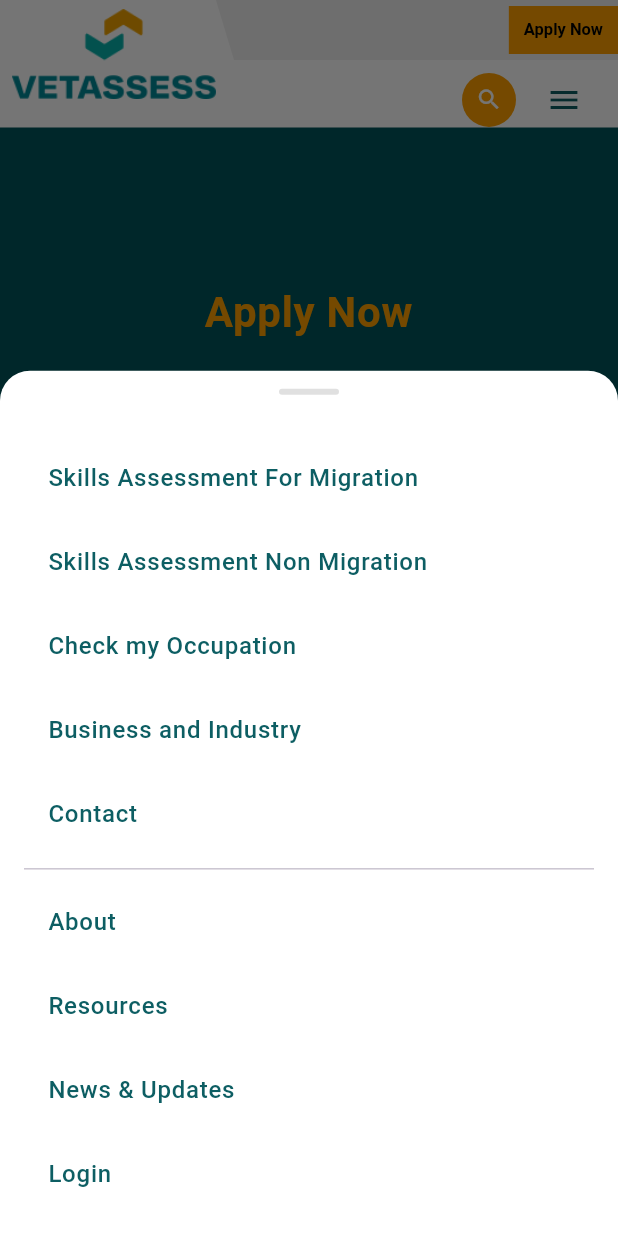
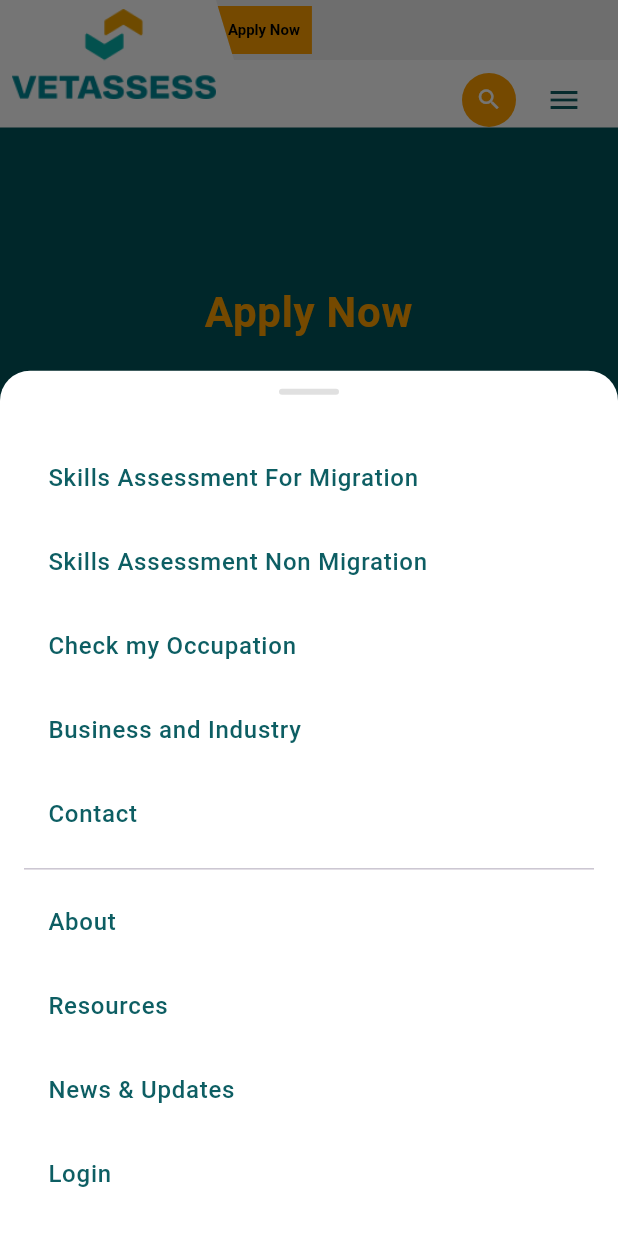
Before and after one commit to santosh81066/vetassess, a Flutter app: the ApplyNowScreen screen opened by its route, after a tap on the "menu" icon, on a phone screen of 412 x 824 dp. Run offline on Flutter 3.47's test engine with Material 3 defaults, Android fonts, the phone set to English and light mode, and no system bars; our stand-ins replace carousel_slider, dio, file_picker, flutter_riverpod, flutter_svg, font_awesome_flutter and 3 more; accounts and stored records are empty; network calls fail.

Commit message:
updated files in responsive type and api

```diff
--- a/lib/screens/applioptions.dart
+++ b/lib/screens/applioptions.dart
@@ -55,7 +55,7 @@
                 //     builder: (context) => TertiaryEducationForm(),
                 //   ),
                 // );
-                      context.go('/tertiary_education_form');
+                      context.go('/vetassess_upload');
               },
               color: const Color(0xFF006257),
               context: context,
--- a/lib/screens/apply_screen.dart
+++ b/lib/screens/apply_screen.dart
@@ -211,10 +211,10 @@
     return Column(
       children: [
         // Logo image without container
-        Image.asset(
+        SvgPicture.asset(
           'assets/images/icon-logo_3.svg',
-          width: 64,
-          height: 64,
+          width: 34,
+          height: 34,
           fit: BoxFit.contain,
         ),
         const SizedBox(height: 16),
--- a/lib/widgets/header.dart
+++ b/lib/widgets/header.dart
@@ -250,8 +250,9 @@
     bool isMobile,
     double topBarHeight,
   ) {
-    return Row(
-      mainAxisAlignment: MainAxisAlignment.end,
+    return Flexible(
+      child: Row(
+       // mainAxisAlignment: MainAxisAlignment.end,
         children: [
           // Flexible spacer
           if (isDesktop || isTablet) Expanded(flex: 2, child: Container()),
@@ -270,11 +271,11 @@
 
             // Desktop-only links
             if (isDesktop) ...[
-            const _TopLink(text: "About"),
+              _TopLink(text: "About",onTap: () => context.go('/maintenance'),),
+              SizedBox(width: 24),
+               _TopLink(text: "Resources",onTap: () => context.go('/maintenance'),),
               const SizedBox(width: 24),
-            const _TopLink(text: "Resources"),
-            const SizedBox(width: 24),
-            const _TopLink(text: "News & Updates"),
+               _TopLink(text: "News & Updates",onTap: () => context.go('/maintenance'),),
               const SizedBox(width: 24),
             ],
 
@@ -290,7 +291,8 @@
           ],
 
           // Apply Now Button with responsive sizing
-        Container(
+          Flexible(
+            child: Container(
               height: topBarHeight * 0.8,
               child: ElevatedButton(
                 onPressed: () {
@@ -304,9 +306,9 @@
                   padding: EdgeInsets.symmetric(
                     horizontal: ResponsiveUtils.getResponsiveValue(
                       context: context,
-                  mobile: 10.0,
-                  tablet: 12.0,
-                  desktop: 14.0,
+                      mobile: 8.0,
+                      tablet: 10.0,
+                      desktop: 12.0,
                     ),
                     vertical: 0,
                   ),
@@ -314,9 +316,9 @@
                     fontWeight: FontWeight.w600,
                     fontSize: ResponsiveUtils.getResponsiveValue(
                       context: context,
-                  mobile: 11.0,
-                  tablet: 12.0,
-                  desktop: 14.0,
+                      mobile: 10.0,
+                      tablet: 11.0,
+                      desktop: 13.0,
                     ),
                   ),
                   shape: const RoundedRectangleBorder(
@@ -329,7 +331,9 @@
                 ),
               ),
             ),
+          ),
         ],
+      ),
     );
   }
 
@@ -504,7 +508,7 @@
                 _NavItem(
                   title: "Contact",
                   fontSize: fontSize,
-                  onTap: () => context.go('/admin_users'),
+                 // onTap: () => context.go('/admin_users'),
                 ),
                 SizedBox(width: sideMargin),
 
@@ -620,9 +624,9 @@
                 _buildMobileMenuItem("Business and Industry"),
                 _buildMobileMenuItem("Contact"),
                 const Divider(),
-                _buildMobileMenuItem("About"),
-                _buildMobileMenuItem("Resources"),
-                _buildMobileMenuItem("News & Updates"),
+                 _buildMobileMenuItem("About", onTap: () => context.go('/maintenance')),
+                _buildMobileMenuItem("Resources", onTap: () => context.go('/maintenance')),
+                _buildMobileMenuItem("News & Updates", onTap: () => context.go('/maintenance')),
                 _buildMobileMenuItem("Login"),
               ],
             ),
@@ -632,7 +636,7 @@
     );
   }
 
-  Widget _buildMobileMenuItem(String title) {
+  Widget _buildMobileMenuItem(String title,{VoidCallback? onTap}) {
     return ListTile(
       title: Text(
         title,
@@ -652,12 +656,15 @@
 
 class _TopLink extends StatelessWidget {
   final String text;
+  final VoidCallback? onTap;
 
-  const _TopLink({required this.text});
+  const _TopLink({required this.text,this.onTap});
 
   @override
   Widget build(BuildContext context) {
-    return Text(
+    return GestureDetector(
+      onTap: onTap,
+      child: Text(
         text,
         style: TextStyle(
           fontSize: ResponsiveUtils.getResponsiveValue(
@@ -668,6 +675,7 @@
           ),
           color: Colors.black54,
           fontWeight: FontWeight.w500,
+        ),
       ),
     );
   }
```
Also changed, not shown: lib/models/personaldetails.dart (+12 -0 lines), lib/providers/persondetails_provider.dart (+76 -16 lines), lib/screens/application_forms/appli_personal_details.dart (+69 -15 lines), lib/widgets/login_header.dart (+16 -3 lines). Lines whose indentation alone changed are shown as unchanged.
